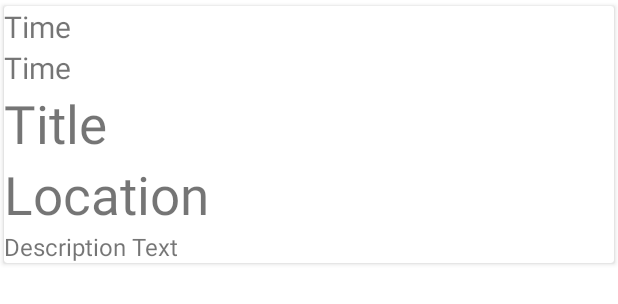
After one commit to NMSLSB-001/Travelog, an Android app: the layout itinerary_row.xml on its own in the app's theme, with its tools: preview values and no code run, on a phone screen of 412 x 824 dp. The commit adds this screen. Shown: the top 304 px of the screen. Run offline under Robolectric (Android 15) with nearby library versions, the phone set to English and light mode, and no system bars.

Commit message:
itinerary update

```diff
--- a/app/build.gradle
+++ b/app/build.gradle
@@ -42,6 +42,8 @@ dependencies {
     implementation 'com.wdullaer:materialdatetimepicker:3.1.3'
     implementation 'com.squareup:android-times-square:1.6.5@aar'
     implementation 'com.google.android.material:material:1.1.0'
+    implementation 'androidx.recyclerview:recyclerview:1.1.0'
+    implementation 'androidx.cardview:cardview:1.0.0'
 }
 
 repositories {
--- a/app/src/main/res/layout/activity_itinerary_detail.xml
+++ b/app/src/main/res/layout/activity_itinerary_detail.xml
@@ -54,7 +54,7 @@
         </com.google.android.material.appbar.CollapsingToolbarLayout>
     </com.google.android.material.appbar.AppBarLayout>
 
-    <include layout="@layout/content_scrolling" />
+    <include layout="@layout/content_scrolling"/>
 
     <com.google.android.material.floatingactionbutton.FloatingActionButton
         android:id="@+id/fab"
--- /dev/null
+++ b/app/src/main/res/layout/itinerary_row.xml
@@ -0,0 +1,70 @@
+<?xml version="1.0" encoding="utf-8"?>
+<androidx.cardview.widget.CardView xmlns:android="http://schemas.android.com/apk/res/android"
+    android:layout_width="match_parent"
+    android:layout_height="wrap_content"
+    xmlns:app="http://schemas.android.com/apk/res-auto"
+    app:cardCornerRadius="2dp"
+    app:cardUseCompatPadding="true">
+
+    <LinearLayout
+        android:layout_width="match_parent"
+        android:layout_height="wrap_content"
+        android:orientation="vertical"
+        android:id="@+id/linearLayout">
+
+        <TextView
+            android:layout_width="wrap_content"
+            android:layout_height="wrap_content"
+            android:text="Time"
+            android:id="@+id/startTime"
+            android:textSize="20sp"
+            />
+
+        <TextView
+            android:layout_width="wrap_content"
+            android:layout_height="wrap_content"
+            android:text="Time"
+            android:id="@+id/endTime"
+            android:textSize="20sp"
+            />
+
+        <TextView
+            android:layout_width="wrap_content"
+            android:layout_height="wrap_content"
+            android:text="Title"
+            android:id="@+id/rowTitle"
+            android:textSize="35sp"
+            />
+
+        <TextView
+            android:layout_width="wrap_content"
+            android:layout_height="wrap_content"
+            android:text="Location"
+            android:id="@+id/location"
+            android:textSize="35sp"
+            />
+
+        <RelativeLayout
+            android:layout_width="wrap_content"
+            android:layout_height="wrap_content"
+            android:id="@+id/expandableLayout">
+
+            <TextView
+                android:layout_width="wrap_content"
+                android:layout_height="wrap_content"
+                android:text="Description Text"
+                android:id="@+id/description"
+                android:textSize="16sp"
+                />
+
+        </RelativeLayout>
+
+
+
+
+    </LinearLayout>
+
+
+
+
+</androidx.cardview.widget.CardView>
```
Also changed, not shown: app/src/main/java/com/example/travelog/ui/Trips/CalendarPickerView.java (deleted, +0 -17 lines), app/src/main/java/com/example/travelog/ui/Trips/ItineraryRow.java (added, +93 -0 lines), app/src/main/java/com/example/travelog/ui/Trips/ItineraryRowAdapter.java (added, +82 -0 lines), app/src/main/java/com/example/travelog/ui/Trips/Itinerary_detail.java (+44 -0 lines), app/src/main/res/layout/calendar_picker_view.xml (deleted, +0 -10 lines), app/src/main/res/layout/content_scrolling.xml (+18 -32 lines).
